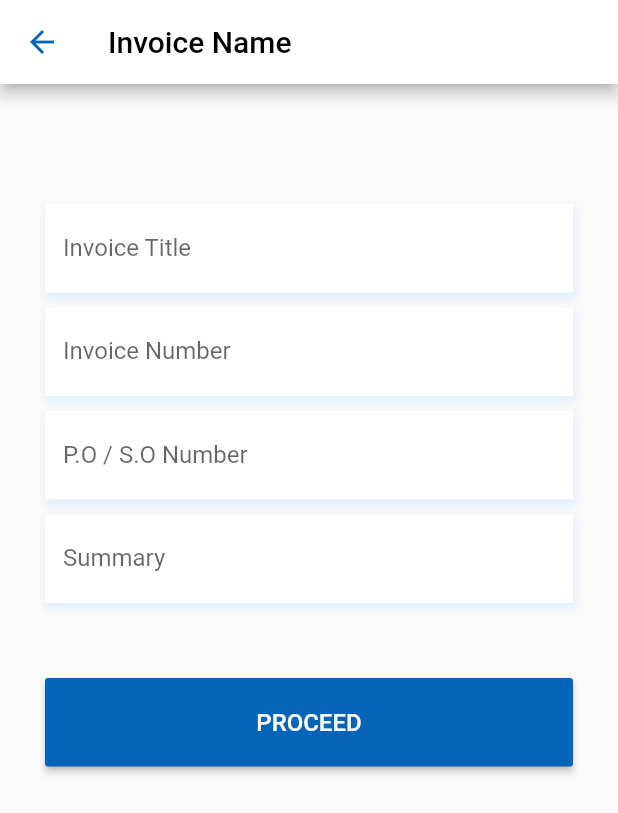
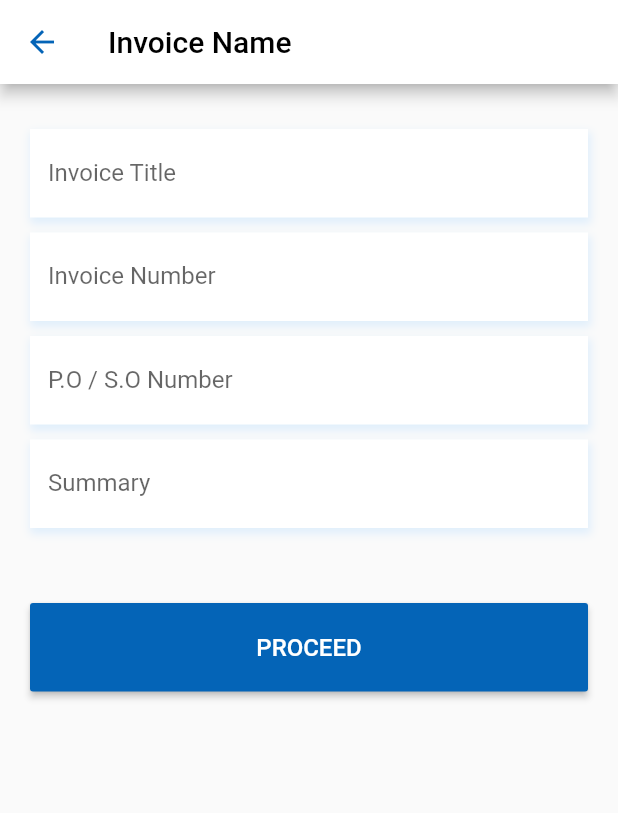
Before and after one commit to PhosMobile/AkountBookApp, a Flutter app: the AddInvoice screen opened directly, after a tap on "INVOICE NAME", on a phone screen of 412 x 824 dp. Shown: the top 813 px of the screen. Run offline on Flutter 3.47's test engine with Material 2 defaults, Android fonts, the phone set to English and light mode, and no system bars; drawn by our look-alikes of flutter_form_builder; our stand-ins replace flutter_datetime_picker, flutter_redux, flutter_spinkit, flutter_svg, graphql, graphql_flutter and 5 more; missing offline and left inert: otp; accounts and stored records are empty; Roboto replaces fonts that are missing (RobotoFont).

Commit message:
Sign up and sign functionality, otp verification using email business account switching creating business fetch invoices, customer, business items, expenses

```diff
--- a/lib/Api/BusinessPage/add_business.dart
+++ b/lib/Api/BusinessPage/add_business.dart
@@ -2,7 +2,6 @@ import 'dart:io';
 import 'package:akount_books/Api/UserAcount/logged_in_user.dart';
 import 'package:akount_books/Graphql/graphql_config.dart';
 import 'package:akount_books/Graphql/mutations.dart';
-import 'package:akount_books/Screens/business_created.dart';
 import 'package:akount_books/Widgets/HeaderTitle.dart';
 import 'package:akount_books/Widgets/error.dart';
 import 'package:akount_books/Widgets/loader_widget.dart';
@@ -69,7 +68,7 @@ class _AddBusinessState extends State<AddBusiness> {
                         'date': DateTime.now(),
                         'accept_terms': false,
                       },
-                      autovalidate: true,
+                      autovalidate: false,
                       child: Column(
                         children: <Widget>[
                           _hasErrors
@@ -264,8 +263,7 @@ class _AddBusinessState extends State<AddBusiness> {
         storage.deleteItem("access_token");
         var access_token = result.data["login"];
         storage.setItem("access_token", access_token);
-        storage.setItem("fromRegistration", "true");
-        LoggedInUser().fetchLoggedInUser(context);
+        LoggedInUser().fetchLoggedInUser(context, "registeration");
       } else {
         setState(() {
           requestErrors = result.errors.toString().substring(10, 36);
--- a/lib/Api/BusinessPage/create_invoice.dart
+++ b/lib/Api/BusinessPage/create_invoice.dart
@@ -7,13 +7,14 @@ import 'package:akount_books/Screens/business_created.dart';
 import 'package:akount_books/Widgets/HeaderTitle.dart';
 import 'package:akount_books/Widgets/error.dart';
 import 'package:akount_books/Widgets/loader_widget.dart';
-import 'package:akount_books/Widgets/logo_avatar.dart';
 import 'package:akount_books/Widgets/buttons.dart';
+import 'package:akount_books/utilities/svg_files.dart';
 import 'package:flutter/cupertino.dart';
 import 'package:flutter/material.dart';
 import 'package:flutter_datetime_picker/flutter_datetime_picker.dart';
 import 'package:flutter_form_builder/flutter_form_builder.dart';
 import 'package:akount_books/Widgets/Input_styles.dart';
+import 'package:flutter_svg/svg.dart';
 import 'package:graphql_flutter/graphql_flutter.dart';
 import 'package:shared_preferences/shared_preferences.dart';
 
@@ -25,24 +26,34 @@ class AddInvoice extends StatefulWidget {
 class _AddInvoiceState extends State<AddInvoice> {
   final GlobalKey<FormBuilderState> _fbKey = GlobalKey<FormBuilderState>();
   InputStyles inputStyles = new InputStyles();
-  ImageAvatars logo = new ImageAvatars();
   String requestErrors;
   bool _isLoading = false;
   bool _hasErrors = false;
-  String phone;
-  String email;
-  TextEditingController _businessName = new TextEditingController();
   TextEditingController _businessEmail = new TextEditingController();
   TextEditingController _businessDescription = new TextEditingController();
   TextEditingController _businessAddress = new TextEditingController();
   String currency = "NGN";
 
-  validate(value, errorText) {
-    if (value.isEmpty) {
-      return '';
-    }
-    return null;
-  }
+  final Widget pickDate = new SvgPicture.asset(
+    SVGFiles.pick_date,
+    semanticsLabel: 'Akount-book',
+    allowDrawingOutsideViewBox: true,
+  );
+
+  final Widget addCustomer = new SvgPicture.asset(
+    SVGFiles.add_customer,
+    semanticsLabel: 'Akount-book',
+    allowDrawingOutsideViewBox: true,
+  );
+
+  final Widget addItem = new SvgPicture.asset(
+    SVGFiles.add_item,
+    semanticsLabel: 'Akount-book',
+    allowDrawingOutsideViewBox: true,
+  );
+
+
+
 
   @override
   Widget build(BuildContext context) {
@@ -52,13 +63,11 @@ class _AddInvoiceState extends State<AddInvoice> {
             iconTheme: IconThemeData(color: Theme.of(context).primaryColor),
             title: HeaderTitle(headerText: "Create Invoice")),
         body: SingleChildScrollView(
-          padding: EdgeInsets.only(top: 0),
           child: Column(
             mainAxisAlignment: MainAxisAlignment.center,
             children: <Widget>[
-              SizedBox(height: 20),
               Container(
-                padding: EdgeInsets.all(30),
+                padding: EdgeInsets.only(top: 0, left: 20, right: 20),
                 child: Center(
                     child: Column(
                   mainAxisAlignment: MainAxisAlignment.center,
@@ -69,7 +78,7 @@ class _AddInvoiceState extends State<AddInvoice> {
                         'date': DateTime.now(),
                         'accept_terms': false,
                       },
-                      autovalidate: true,
+                      autovalidate: false,
                       child: Column(
                         children: <Widget>[
                           _hasErrors
@@ -81,7 +90,9 @@ class _AddInvoiceState extends State<AddInvoice> {
                           InkWell(
                             child: Container(
                                 decoration: BoxDecoration(
-                                    border: Border.all(color: Colors.blueGrey)),
+                                    border: Border.all(color: Theme
+                                        .of(context)
+                                        .accentColor)),
                                 child: Padding(
                                   padding: const EdgeInsets.all(8.0),
                                   child: Row(
@@ -98,19 +109,22 @@ class _AddInvoiceState extends State<AddInvoice> {
                                               child: Text(
                                                 "INVOICE NAME",
                                                 style: TextStyle(
-                                                    fontWeight: FontWeight.bold,
+                                                    fontWeight: FontWeight.w100,
                                                     color: Theme.of(context)
                                                         .primaryColor),
                                               ),
                                             ),
                                             elevation: 0.0,
                                           )),
-                                          Divider(),
                                           Container(
                                               child: Card(
                                             child: Container(
                                               child: Text(
-                                                  "Project Name / Description"),
+                                                  "Project Name / Description",
+                                                  style: TextStyle(
+                                                    fontWeight: FontWeight
+                                                        .w100,)),
+
                                             ),
                                             elevation: 0.0,
                                           ))
@@ -126,14 +140,15 @@ class _AddInvoiceState extends State<AddInvoice> {
                                               child: Text(
                                                 "DRAFT",
                                                 style: TextStyle(
-                                                    fontWeight: FontWeight.bold,
+                                                  fontWeight: FontWeight.w100,
                                                     color: Theme.of(context)
-                                                        .primaryColor),
+                                                        .primaryColor,
+
+                                                ),
                                               ),
                                             ),
                                             elevation: 0.0,
                                           )),
-                                          Divider(),
                                           Container(
                                               child: Card(
                                             child: Container(
@@ -168,8 +183,8 @@ class _AddInvoiceState extends State<AddInvoice> {
                                       style: TextStyle(
                                           color:
                                               Theme.of(context).primaryColor)),
-                                  icon: Icon(Icons.date_range,
-                                      color: Theme.of(context).primaryColor)),
+                                  icon: pickDate
+                              ),
                               DatePickerButton(
                                   onPressed: () {
                                     _pickDueDate();
@@ -178,8 +193,8 @@ class _AddInvoiceState extends State<AddInvoice> {
                                       style: TextStyle(
                                           color:
                                               Theme.of(context).primaryColor)),
-                                  icon: Icon(Icons.date_range,
-                                      color: Theme.of(context).primaryColor))
+                                  icon: pickDate
+                              )
                             ],
                           ),
                           SizedBox(
@@ -197,10 +212,7 @@ class _AddInvoiceState extends State<AddInvoice> {
                                     style: TextStyle(
                                         color: Theme.of(context).primaryColor),
                                   ),
-                                  icon: Icon(
-                                    Icons.account_box,
-                                    color: Theme.of(context).primaryColor,
-                                  ),
+                                  icon: addCustomer,
                                   onPressed: () {
                                     Navigator.push(
                                       context,
@@ -210,6 +222,7 @@ class _AddInvoiceState extends State<AddInvoice> {
                                   },
                                 )),
                           ),
+                          SizedBox(height: 10),
                           Padding(
                             padding: const EdgeInsets.only(bottom: 10),
                             child: Container(
@@ -222,10 +235,7 @@ class _AddInvoiceState extends State<AddInvoice> {
                                     style: TextStyle(
                                         color: Theme.of(context).primaryColor),
                                   ),
-                                  icon: Icon(
-                                    Icons.add_shopping_cart,
-                                    color: Theme.of(context).primaryColor,
-                                  ),
+                                  icon: addItem,
                                   onPressed: () {
                                     Navigator.push(
                                       context,
@@ -235,6 +245,7 @@ class _AddInvoiceState extends State<AddInvoice> {
                                   },
                                 )),
                           ),
+                          SizedBox(height: 10),
                           Row(
                             mainAxisAlignment: MainAxisAlignment.spaceBetween,
                             children: <Widget>[
@@ -272,6 +283,9 @@ class _AddInvoiceState extends State<AddInvoice> {
                                 ),
                               ),
                             ],
+                          ),
+                          SizedBox(
+                            height: 20,
                           ),
                           Padding(
                             padding: const EdgeInsets.only(bottom: 10),
@@ -319,7 +333,8 @@ class _AddInvoiceState extends State<AddInvoice> {
                               ? LoaderLight()
                               : Text("SEND",
                                   style: TextStyle(
-                                      fontSize: 16, color: Colors.white)),
+                                      fontWeight: FontWeight.w100,
+                                      fontSize: 14, color: Colors.white)),
                           onPressed: () {
                             if (_fbKey.currentState.saveAndValidate()) {
                               _registerUser();
@@ -331,7 +346,8 @@ class _AddInvoiceState extends State<AddInvoice> {
                               ? LoaderLight()
                               : Text("SAVE DRAFT",
                                   style: TextStyle(
-                                      fontSize: 16,
+                                      fontWeight: FontWeight.w100,
+                                      fontSize: 14,
                                       color: Theme.of(context).primaryColor)),
                           onPressed: () {
                             if (_fbKey.currentState.saveAndValidate()) {
@@ -351,7 +367,6 @@ class _AddInvoiceState extends State<AddInvoice> {
           ),
         ));
   }
-
   _pickInvoiceDate() {
     DatePicker.showDatePicker(context,
         showTitleActions: true,
--- a/lib/Api/BusinessPage/current_business_data.dart
+++ b/lib/Api/BusinessPage/current_business_data.dart
@@ -18,9 +18,7 @@ class CurrentBusinessData extends StatelessWidget {
   Widget build(BuildContext context) {
     return Container();
   }
-
   dynamic getBusinessData(context, id) async {
-    print(id);
     GqlConfig graphQLConfiguration = GqlConfig();
     Queries queries = Queries();
     QueryResult result = await graphQLConfiguration.getGraphql().query(
--- a/lib/Screens/BusinessPage/invoice_name.dart
+++ b/lib/Screens/BusinessPage/invoice_name.dart
@@ -42,13 +42,11 @@ class _AddInvoiceNameState extends State<AddInvoiceName> {
             iconTheme: IconThemeData(color: Theme.of(context).primaryColor),
             title: HeaderTitle(headerText: "Invoice Name")),
         body: SingleChildScrollView(
-          padding: EdgeInsets.only(top: 0),
           child: Column(
             mainAxisAlignment: MainAxisAlignment.center,
             children: <Widget>[
-              SizedBox(height: 20),
               Container(
-                padding: EdgeInsets.all(30),
+                padding: EdgeInsets.only(top: 0, left: 20, right: 20),
                 child: Center(
                     child: Column(
                   mainAxisAlignment: MainAxisAlignment.center,
@@ -59,7 +57,7 @@ class _AddInvoiceNameState extends State<AddInvoiceName> {
                         'date': DateTime.now(),
                         'accept_terms': false,
                       },
-                      autovalidate: true,
+                      autovalidate: false,
                       child: Column(
                         children: <Widget>[
                           _hasErrors
--- a/lib/Screens/UserPage/switch_business.dart
+++ b/lib/Screens/UserPage/switch_business.dart
@@ -6,12 +6,10 @@ import 'package:akount_books/Widgets/HeaderTitle.dart';
 import 'package:akount_books/Widgets/buttons.dart';
 import 'package:flutter/material.dart';
 import 'package:flutter_redux/flutter_redux.dart';
-
 class SwitchBusiness extends StatefulWidget {
   @override
   _SwitchBusinessState createState() => _SwitchBusinessState();
 }
-
 class _SwitchBusinessState extends State<SwitchBusiness> {
   Business currentBusiness;
 
--- a/lib/Screens/otpVerification.dart
+++ b/lib/Screens/otpVerification.dart
@@ -49,6 +49,7 @@ class _OTPVerificationState extends State<OTPVerification> {
                   'date': DateTime.now(),
                   'accept_terms': false,
                 },
+                autovalidate: false,
                 child: Padding(
                   padding: const EdgeInsets.all(20.0),
                   child: Column(
--- a/lib/Screens/register.dart
+++ b/lib/Screens/register.dart
@@ -69,7 +69,7 @@ class _RegisterState extends State<Register> {
                         'date': DateTime.now(),
                         'accept_terms': false,
                       },
-                      autovalidate: true,
+                      autovalidate: false,
                       child: Column(
                         children: <Widget>[
                           _hasErrors
--- a/lib/Widgets/buttons.dart
+++ b/lib/Widgets/buttons.dart
@@ -57,11 +57,15 @@ class PrimaryMiniButton extends StatelessWidget {
   @override
   Widget build(BuildContext context) {
     return Container(
-      width: MediaQuery.of(context).size.width / 2 - 50,
+      width: MediaQuery
+          .of(context)
+          .size
+          .width / 2 - 30,
       child: RaisedButton(
         color: Theme.of(context).primaryColor,
         splashColor: Theme.of(context).accentColor,
-        child: Padding(padding: EdgeInsets.all(20.0), child: buttonText),
+        child: Padding(padding: EdgeInsets.only(top: 20.0, bottom: 20.0),
+            child: buttonText),
         onPressed: onPressed,
       ),
     );
@@ -78,11 +82,15 @@ class SecondaryMiniButton extends StatelessWidget {
   @override
   Widget build(BuildContext context) {
     return Container(
-      width: MediaQuery.of(context).size.width / 2 - 50,
+      width: MediaQuery
+          .of(context)
+          .size
+          .width / 2 - 30,
       child: RaisedButton(
         color: Theme.of(context).accentColor,
         splashColor: Theme.of(context).primaryColor,
-        child: Padding(padding: EdgeInsets.all(20.0), child: buttonText),
+        child: Padding(padding: EdgeInsets.only(top: 20.0, bottom: 20.0),
+            child: buttonText),
         onPressed: onPressed,
       ),
     );
@@ -136,7 +144,7 @@ class DeleteMiniButton extends StatelessWidget {
 
 class DatePickerButton extends StatelessWidget {
   final Widget buttonText;
-  final Icon icon;
+  final dynamic icon;
 
   DatePickerButton(
       {@required this.onPressed,
@@ -148,9 +156,12 @@ class DatePickerButton extends StatelessWidget {
   @override
   Widget build(BuildContext context) {
     return Container(
-      width: MediaQuery.of(context).size.width / 2 - 50,
+      width: MediaQuery
+          .of(context)
+          .size
+          .width / 2 - 30,
       child: RaisedButton(
-        color: Theme.of(context).accentColor,
+        color: Colors.white,
         splashColor: Theme.of(context).accentColor,
         child: Padding(
             padding: EdgeInsets.only(top: 10.0, bottom: 10.0),
@@ -174,11 +185,13 @@ class DatePickerButtonFull extends StatelessWidget {
       @required this.icon});
 
   final GestureTapCallback onPressed;
-
   @override
   Widget build(BuildContext context) {
     return Container(
-      width: MediaQuery.of(context).size.width - 50,
+      width: MediaQuery
+          .of(context)
+          .size
+          .width - 30,
       child: RaisedButton(
         color: Theme.of(context).accentColor,
         splashColor: Theme.of(context).accentColor,
@@ -196,7 +209,7 @@ class DatePickerButtonFull extends StatelessWidget {
 
 class ChooseButton extends StatelessWidget {
   final Widget buttonText;
-  final Icon icon;
+  final dynamic icon;
 
   ChooseButton(
       {@required this.onPressed,
@@ -208,7 +221,10 @@ class ChooseButton extends StatelessWidget {
   @override
   Widget build(BuildContext context) {
     return Container(
-      width: MediaQuery.of(context).size.width - 50,
+      width: MediaQuery
+          .of(context)
+          .size
+          .width - 30,
       child: RaisedButton(
         color: Colors.white,
         splashColor: Theme.of(context).accentColor,
--- a/lib/main.dart
+++ b/lib/main.dart
@@ -45,6 +45,8 @@ class MyApp extends StatelessWidget {
           primaryColor: Color.fromRGBO(4, 100, 183, 1),
           accentColor: Color.fromRGBO(200, 228, 253, 1),
           primaryColorLight: Color.fromRGBO(200, 228, 253, 0.5),
+          cardColor: Colors.transparent,
+          fontFamily: 'RobotoFont',
         ),
         initialRoute: "/",
         routes: {
--- a/lib/utilities/svg_files.dart
+++ b/lib/utilities/svg_files.dart
@@ -19,4 +19,7 @@ class SVGFiles {
   static const reports = "images/reports.svg";
   static const user = "images/user.svg";
   static const user_edit = "images/user_edit.svg";
+  static const pick_date = "images/pickdate.svg";
+  static const add_customer = "images/add_customer.svg";
+  static const add_item = "images/add_item.svg";
 }
```
Also changed, not shown: lib/Api/UserAcount/logged_in_user.dart (+14 -6 lines), lib/Screens/UserPage/dasboard.dart (+57 -33 lines), lib/Screens/login.dart (+28 -19 lines), pubspec.yaml (+7 -6 lines), pubspec.lock.
